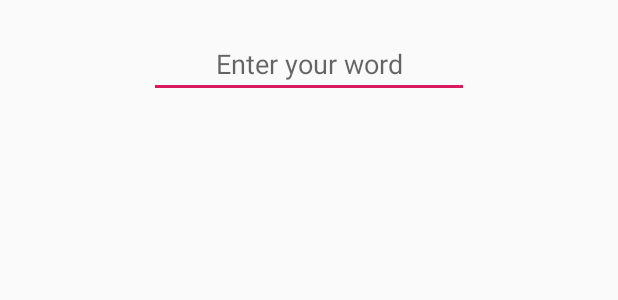
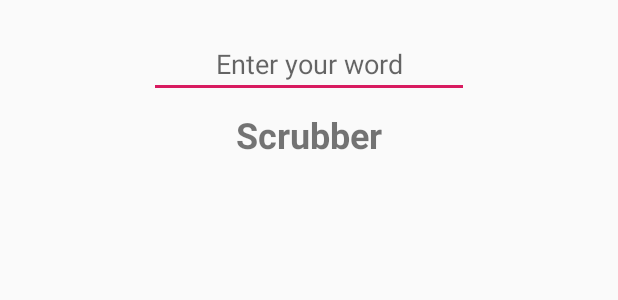
Before and after one commit to erplsf/scrubber, an Android app: the layout fragment_main_activity.xml on its own in the app's theme, with its tools: preview values and no code run, on a phone screen of 412 x 824 dp. Shown: the top 300 px of the screen. Run offline under Robolectric (Android 15) with nearby library versions, the phone set to English and light mode, and no system bars.

Commit message:
a lot of code

```diff
--- a/app/src/main/res/layout/fragment_main_activity.xml
+++ b/app/src/main/res/layout/fragment_main_activity.xml
@@ -5,6 +5,7 @@
              android:layout_width="match_parent"
              android:layout_height="match_parent"
              tools:context=".MainActivityFragment">
+
     <androidx.constraintlayout.widget.ConstraintLayout
             android:layout_width="match_parent"
             android:layout_height="match_parent">
@@ -29,40 +30,39 @@
                 app:layout_constraintTop_toTopOf="parent"/>
 
         <TextView
+                style="@style/word"
                 android:layout_width="wrap_content"
                 android:layout_height="wrap_content"
-                android:id="@+id/word"
-                android:layout_marginTop="16dp"
+                android:id="@+id/wordTextView"
+                tools:text="@string/app_name"
+                android:layout_marginTop="8dp"
                 app:layout_constraintTop_toBottomOf="@+id/searchForm"
                 app:layout_constraintEnd_toEndOf="parent"
                 android:layout_marginEnd="8dp"
                 app:layout_constraintStart_toStartOf="parent"
+                android:layout_marginStart="8dp"/>
+
+        <LinearLayout
+                android:orientation="vertical"
+                android:layout_width="0dp"
+                android:layout_height="wrap_content"
+                android:id="@+id/wordLayout"
+                app:layout_constraintTop_toBottomOf="@+id/wordTextView"
+                android:layout_marginTop="16dp"
+                app:layout_constraintEnd_toEndOf="parent"
+                app:layout_constraintStart_toStartOf="parent"
+                android:layout_marginEnd="8dp"
                 android:layout_marginStart="8dp"
-                android:textSize="24sp"/>
+                android:gravity="center_vertical">
 
-        <TextView
-                android:layout_width="wrap_content"
-                android:layout_height="wrap_content"
-                android:id="@+id/grammarClass"
-                android:layout_marginTop="8dp"
-                app:layout_constraintTop_toBottomOf="@+id/word"
-                app:layout_constraintEnd_toEndOf="parent"
-                android:layout_marginEnd="8dp"
-                app:layout_constraintStart_toStartOf="parent"
-                android:layout_marginStart="8dp"
-                android:fontFamily="monospace"
-                android:textSize="24sp"/>
+            <LinearLayout
+                    android:orientation="vertical"
+                    android:layout_width="match_parent"
+                    android:layout_height="match_parent"
+                    android:id="@+id/mapLayout"
+                    android:gravity="center_vertical"/>
+        </LinearLayout>
 
-        <TextView
-                android:layout_width="wrap_content"
-                android:layout_height="wrap_content"
-                android:id="@+id/meaning"
-                android:layout_marginTop="8dp"
-                app:layout_constraintTop_toBottomOf="@+id/grammarClass"
-                app:layout_constraintEnd_toEndOf="parent"
-                android:layout_marginEnd="8dp"
-                app:layout_constraintStart_toStartOf="parent"
-                android:layout_marginStart="8dp"/>
     </androidx.constraintlayout.widget.ConstraintLayout>
 
 </FrameLayout>
--- a/app/src/main/res/values/styles.xml
+++ b/app/src/main/res/values/styles.xml
@@ -8,4 +8,37 @@
         <item name="colorAccent">@color/colorAccent</item>
     </style>
 
+    <style name="grammarClass">
+        <!--<item name="android:id">@id/grammarClassTextView</item>-->
+        <!--<item name="android:layout_width">wrap_content</item>-->
+        <!--<item name="android:layout_height">wrap_content</item>-->
+        <!--<item name="android:layout_marginTop">8dp</item>-->
+        <!--<item name="android:layout_marginEnd">8dp</item>-->
+        <!--<item name="android:layout_marginStart">8dp</item>-->
+        <item name="android:fontFamily">monospace</item>
+        <item name="android:textSize">24sp</item>
+    </style>
+
+    <style name="meaning">
+        <!--<item name="android:id">@id/meaningTextView</item>-->
+        <!--<item name="android:layout_width">wrap_content</item>-->
+        <!--<item name="android:layout_height">wrap_content</item>-->
+        <!--<item name="android:layout_marginTop">8dp</item>-->
+        <!--<item name="android:layout_marginStart">8dp</item>-->
+    </style>
+
+    <style name="word">
+        <item name="android:id">@id/wordTextView</item>
+        <item name="android:layout_width">wrap_content</item>
+        <item name="android:layout_height">wrap_content</item>
+        <item name="android:layout_marginTop">16dp</item>
+        <item name="android:layout_marginEnd">8dp</item>
+        <item name="android:layout_marginStart">8dp</item>
+        <item name="android:textSize">24sp</item>
+        <item name="android:textStyle">bold</item>
+    </style>
+
+    <item name="wordTextView" type="id"/>
+    <item name="meaningTextView" type="id"/>
+    <item name="grammarClassTextView" type="id"/>
 </resources>
--- a/build.gradle
+++ b/build.gradle
@@ -1,7 +1,8 @@
 // Top-level build file where you can add configuration options common to all sub-projects/modules.
 
 buildscript {
-    ext.kotlin_version = '1.3.31'
+    ext.kotlin_version = '1.3.41'
+    ext.room_version = '2.2.0-beta01'
     repositories {
         google()
         jcenter()
```
Also changed, not shown: app/build.gradle (+7 -1 lines), app/src/main/java/com/erplsf/scrubber/HashMapConverter.kt (added, +22 -0 lines), app/src/main/java/com/erplsf/scrubber/MainActivityFragment.kt (+70 -20 lines), app/src/main/java/com/erplsf/scrubber/MainActivityViewModel.kt (+9 -8 lines), app/src/main/java/com/erplsf/scrubber/ResponseParser.kt (+9 -5 lines), app/src/main/java/com/erplsf/scrubber/WordDefinition.kt (+9 -1 lines), app/src/main/java/com/erplsf/scrubber/WordDefinitionDao.kt (added, +19 -0 lines), app/src/main/java/com/erplsf/scrubber/WordDefinitionDatabase.kt (added, +34 -0 lines), app/src/main/java/com/erplsf/scrubber/WordRepository.kt (+22 -9 lines).
